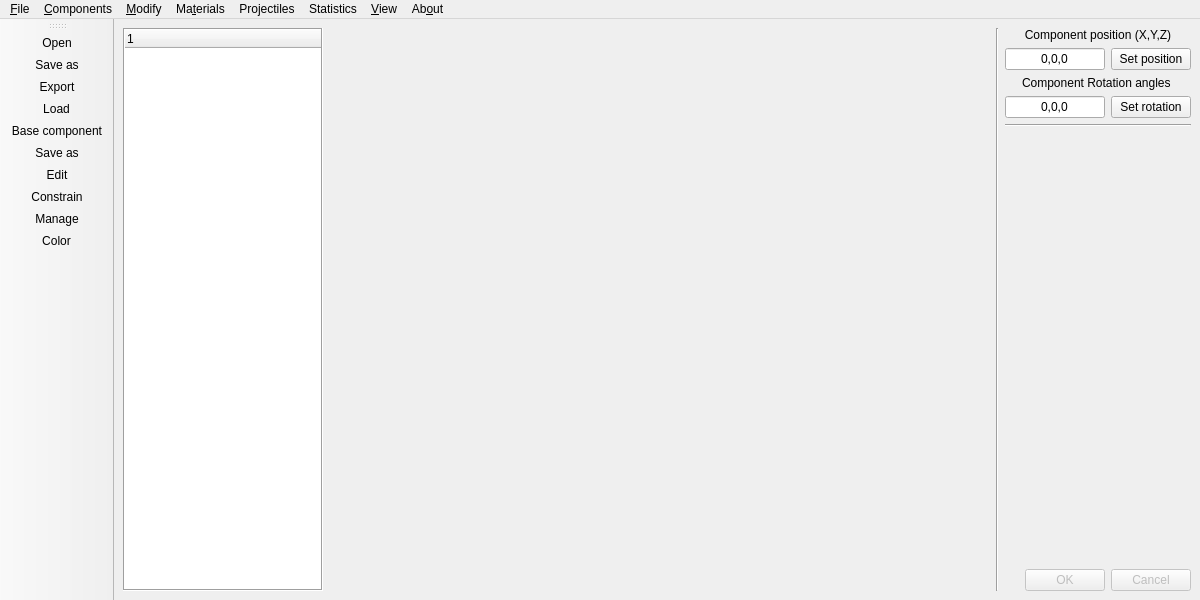
This is UI/cnst.ui in bakeryproducts/ConstructorM4 as Qt 5 draws it before an edit. The edited form follows.
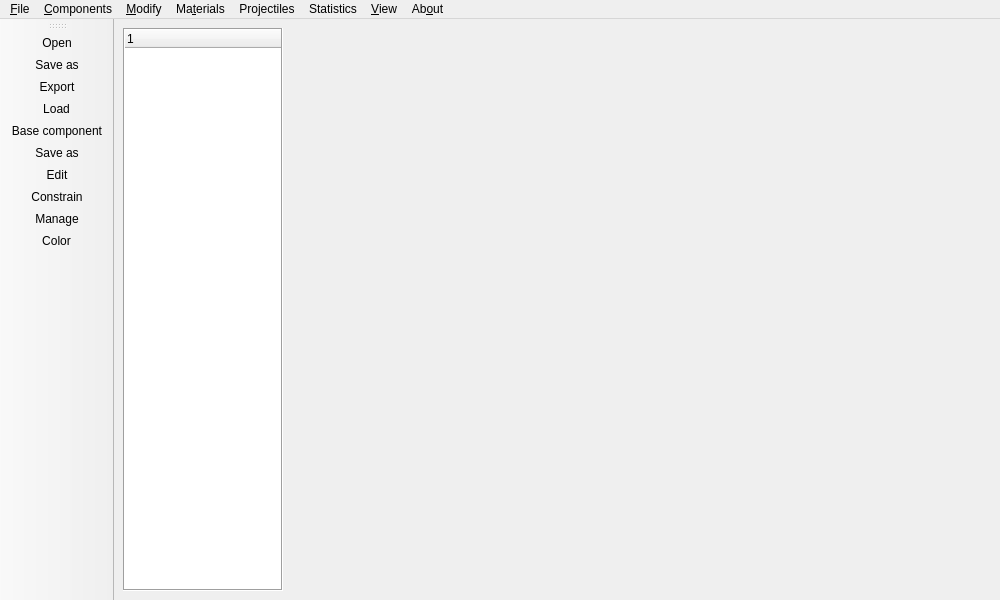
This is the edited form. Icons and pictures are not drawn.

Commit message: 1. Axial fragment field window 2. Redo orbit rotation in glwidget 3. Coloring button for armor 4. Get rid of set position, rotation buttons 5. Visual for grid in orbit sht.

```diff
--- a/UI/cnst.ui
+++ b/UI/cnst.ui
@@ -6,7 +6,7 @@
    <rect>
     <x>0</x>
     <y>0</y>
-    <width>1200</width>
+    <width>1000</width>
     <height>600</height>
    </rect>
   </property>
@@ -28,7 +28,7 @@
       </property>
       <property name="maximumSize">
        <size>
-        <width>200</width>
+        <width>160</width>
         <height>16777215</height>
        </size>
       </property>
@@ -58,161 +58,6 @@
       </property>
      </widget>
     </item>
-    <item>
-     <widget class="Line" name="line_3">
-      <property name="orientation">
-       <enum>Qt::Vertical</enum>
-      </property>
-     </widget>
-    </item>
-    <item>
-     <layout class="QVBoxLayout" name="lay_right">
-      <item>
-       <widget class="QLabel" name="lbl_pos">
-        <property name="sizePolicy">
-         <sizepolicy hsizetype="Minimum" vsizetype="Preferred">
-          <horstretch>0</horstretch>
-          <verstretch>0</verstretch>
-         </sizepolicy>
-        </property>
-        <property name="text">
-         <string>Component position (X,Y,Z)</string>
-        </property>
-        <property name="alignment">
-         <set>Qt::AlignCenter</set>
-        </property>
-       </widget>
-      </item>
-      <item>
-       <layout class="QHBoxLayout" name="lay_pos">
-        <item>
-         <widget class="QLineEdit" name="ln_pos">
-          <property name="sizePolicy">
-           <sizepolicy hsizetype="Minimum" vsizetype="Fixed">
-            <horstretch>0</horstretch>
-            <verstretch>0</verstretch>
-           </sizepolicy>
-          </property>
-          <property name="maximumSize">
-           <size>
-            <width>100</width>
-            <height>16777215</height>
-           </size>
-          </property>
-          <property name="text">
-           <string>0,0,0</string>
-          </property>
-          <property name="alignment">
-           <set>Qt::AlignCenter</set>
-          </property>
-         </widget>
-        </item>
-        <item>
-         <widget class="QPushButton" name="btn_setpos">
-          <property name="text">
-           <string>Set position</string>
-          </property>
-         </widget>
-        </item>
-       </layout>
-      </item>
-      <item>
-       <widget class="QLabel" name="lbl_rot">
-        <property name="sizePolicy">
-         <sizepolicy hsizetype="Minimum" vsizetype="Preferred">
-          <horstretch>0</horstretch>
-          <verstretch>0</verstretch>
-         </sizepolicy>
-        </property>
-        <property name="text">
-         <string>Component Rotation angles </string>
-        </property>
-        <property name="alignment">
-         <set>Qt::AlignCenter</set>
-        </property>
-       </widget>
-      </item>
-      <item>
-       <layout class="QHBoxLayout" name="lay_rot">
-        <item>
-         <widget class="QLineEdit" name="ln_rot">
-          <property name="sizePolicy">
-           <sizepolicy hsizetype="Minimum" vsizetype="Fixed">
-            <horstretch>0</horstretch>
-            <verstretch>0</verstretch>
-           </sizepolicy>
-          </property>
-          <property name="maximumSize">
-           <size>
-            <width>100</width>
-            <height>16777215</height>
-           </size>
-          </property>
-          <property name="text">
-           <string>0,0,0</string>
-          </property>
-          <property name="alignment">
-           <set>Qt::AlignCenter</set>
-          </property>
-         </widget>
-        </item>
-        <item>
-         <widget class="QPushButton" name="btn_setrot">
-          <property name="sizePolicy">
-           <sizepolicy hsizetype="Minimum" vsizetype="Fixed">
-            <horstretch>0</horstretch>
-            <verstretch>0</verstretch>
-           </sizepolicy>
-          </property>
-          <property name="text">
-           <string>Set rotation</string>
-          </property>
-         </widget>
-        </item>
-       </layout>
-      </item>
-      <item>
-       <widget class="Line" name="line_2">
-        <property name="orientation">
-         <enum>Qt::Horizontal</enum>
-        </property>
-       </widget>
-      </item>
-      <item>
-       <spacer name="verticalSpacer">
-        <property name="orientation">
-         <enum>Qt::Vertical</enum>
-        </property>
-        <property name="sizeHint" stdset="0">
-         <size>
-          <width>20</width>
-          <height>40</height>
-         </size>
-        </property>
-       </spacer>
-      </item>
-      <item>
-       <layout class="QHBoxLayout" name="lay_okc">
-        <item alignment="Qt::AlignRight">
-         <widget class="QDialogButtonBox" name="btn_okc">
-          <property name="enabled">
-           <bool>false</bool>
-          </property>
-          <property name="sizePolicy">
-           <sizepolicy hsizetype="Fixed" vsizetype="Fixed">
-            <horstretch>0</horstretch>
-            <verstretch>0</verstretch>
-           </sizepolicy>
-          </property>
-          <property name="standardButtons">
-           <set>QDialogButtonBox::Cancel|QDialogButtonBox::Ok</set>
-          </property>
-         </widget>
-        </item>
-       </layout>
-      </item>
-     </layout>
-    </item>
    </layout>
   </widget>
   <widget class="QMenuBar" name="menubar">
@@ -220,7 +65,7 @@
     <rect>
      <x>0</x>
      <y>0</y>
-     <width>1200</width>
+     <width>1000</width>
      <height>34</height>
     </rect>
    </property>
```
Left out of the diff: 81 changed lines with no effect on the pictures. The commit also changes 8 other files.
